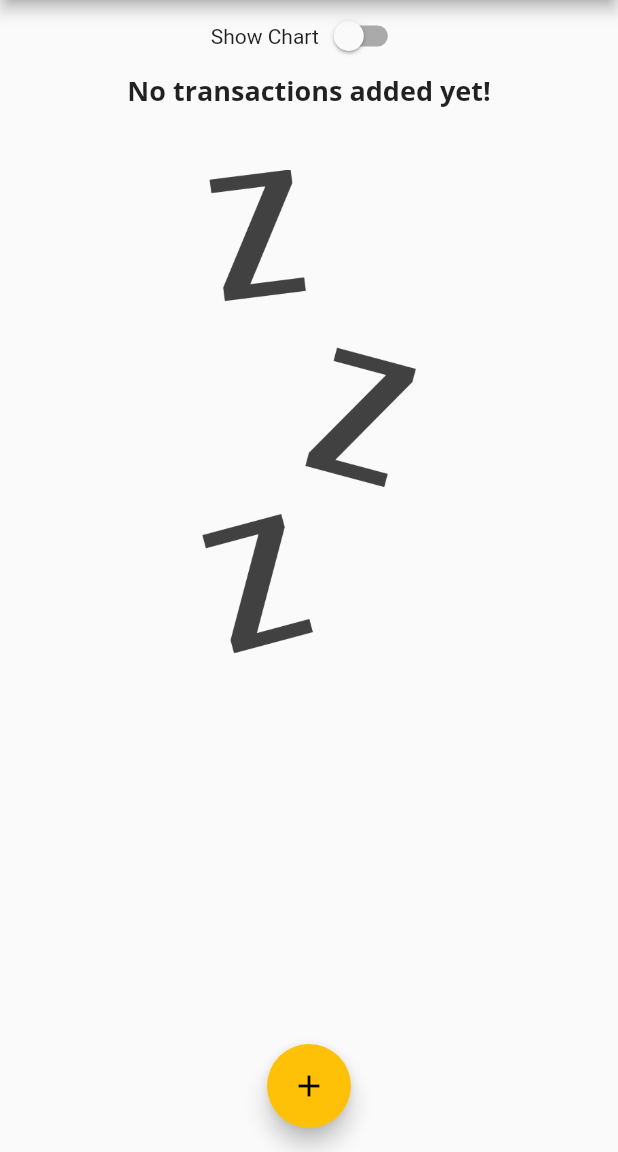
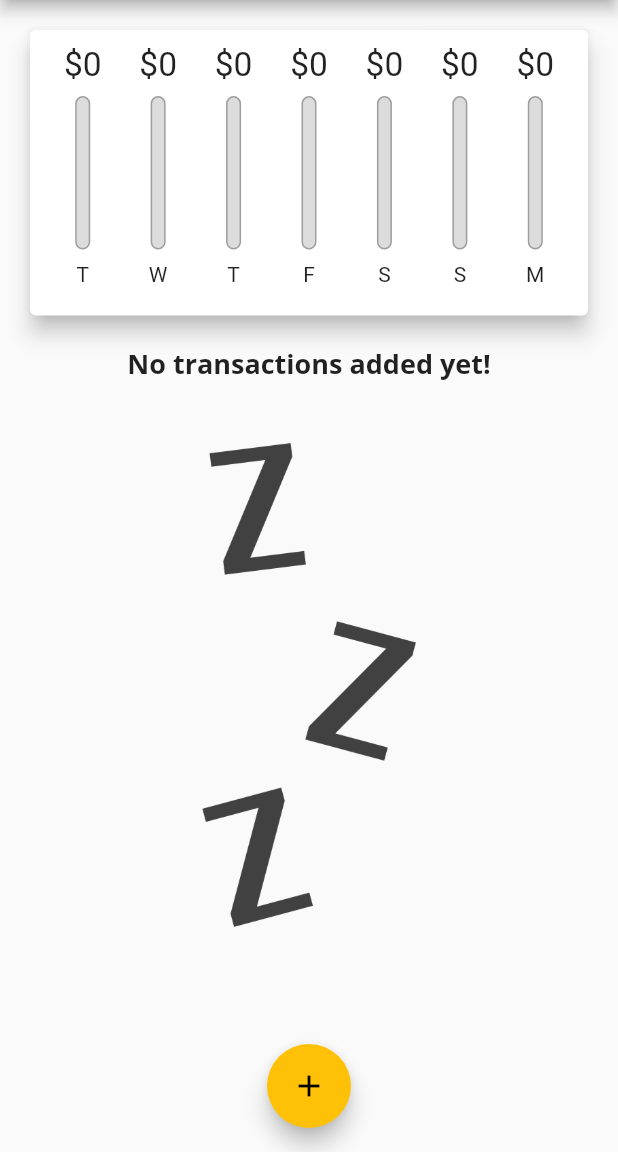
Before and after one commit to Charizard17/expense_planner, a Flutter app: the screen it shows after launch, on a phone screen of 412 x 824 dp, the part 84-1236 px from its top. Run offline on Flutter 3.47's test engine with Material 2 defaults, Android fonts, the phone set to English and light mode, and no system bars.

Commit message:
show different content based on device orientation

```diff
--- a/lib/main.dart
+++ b/lib/main.dart
@@ -119,6 +119,8 @@ class _MyHomePageState extends State<MyHomePage> {
 
   @override
   Widget build(BuildContext context) {
+    final isLandscape =
+        MediaQuery.of(context).orientation == Orientation.landscape;
     final appBar = AppBar(
       title: Text(
         'Personal Expenses',
@@ -131,6 +133,14 @@ class _MyHomePageState extends State<MyHomePage> {
       ],
     );
 
+    final txListWidget = Container(
+      height: (MediaQuery.of(context).size.height -
+              appBar.preferredSize.height -
+              MediaQuery.of(context).padding.top) *
+          0.7,
+      child: TransactionList(_userTransactions, _deleteTransaction),
+    );
+
     return Scaffold(
       appBar: appBar,
       body: SingleChildScrollView(
@@ -138,6 +148,7 @@ class _MyHomePageState extends State<MyHomePage> {
           // mainAxisAlignment: MainAxisAlignment.start,
           crossAxisAlignment: CrossAxisAlignment.stretch,
           children: <Widget>[
+            if (isLandscape)
               Row(
                 mainAxisAlignment: MainAxisAlignment.center,
                 children: <Widget>[
@@ -152,20 +163,25 @@ class _MyHomePageState extends State<MyHomePage> {
                   ),
                 ],
               ),
+            if (!isLandscape)
+              Container(
+                height: (MediaQuery.of(context).size.height -
+                        appBar.preferredSize.height -
+                        MediaQuery.of(context).padding.top) *
+                    0.3,
+                child: Chart(_recentTransactions),
+              ),
+            if (!isLandscape) txListWidget,
+            if (isLandscape)
               _showChart
                   ? Container(
                       height: (MediaQuery.of(context).size.height -
                               appBar.preferredSize.height -
                               MediaQuery.of(context).padding.top) *
                           0.7,
-                    child: Chart(_recentTransactions))
-                : Container(
-                    height: (MediaQuery.of(context).size.height -
-                            appBar.preferredSize.height -
-                            MediaQuery.of(context).padding.top) *
-                        0.7,
-                    child:
-                        TransactionList(_userTransactions, _deleteTransaction)),
+                      child: Chart(_recentTransactions),
+                    )
+                  : txListWidget,
           ],
         ),
       ),
```
Lines whose indentation alone changed are shown as unchanged.
